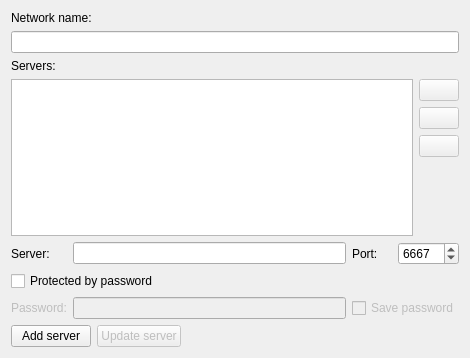
Before: the Qt Designer form irc/src/ui/addaccountform.ui in euroelessar/qutim, drawn with Qt 5.
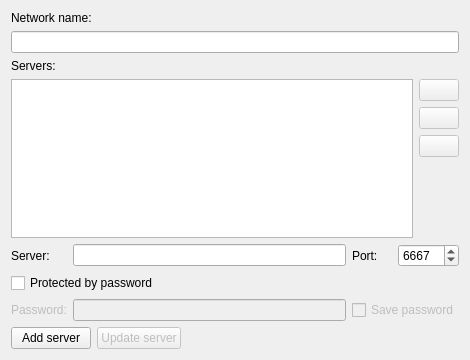
After: the same form once the commit is applied.

Commit message: Add scrollArea to IRC forms

```diff
--- a/irc/src/ui/addaccountform.ui
+++ b/irc/src/ui/addaccountform.ui
@@ -7,12 +7,36 @@
     <x>0</x>
     <y>0</y>
     <width>470</width>
-    <height>358</height>
+    <height>360</height>
    </rect>
   </property>
   <property name="windowTitle">
    <string>AddAccountForm</string>
   </property>
+  <layout class="QGridLayout" name="scrollAreaGridLayout">
+   <property name="horizontalSpacing">
+    <number>0</number>
+   </property>
+   <property name="margin">
+    <number>0</number>
+   </property>
+   <item row="0" column="0">
+    <widget class="QScrollArea" name="scrollArea">
+     <property name="frameShape">
+      <enum>QFrame::NoFrame</enum>
+     </property>
+     <property name="widgetResizable">
+      <bool>true</bool>
+     </property>
+     <widget class="QWidget" name="scrollAreaWidgetContents">
+      <property name="geometry">
+       <rect>
+        <x>0</x>
+        <y>0</y>
+        <width>470</width>
+        <height>360</height>
+       </rect>
+      </property>
   <layout class="QGridLayout" name="gridLayout_3">
    <item row="0" column="0">
     <widget class="QLabel" name="label">
@@ -173,6 +197,10 @@
       </widget>
      </item>
     </layout>
+       </item>
+      </layout>
+     </widget>
+    </widget>
    </item>
   </layout>
  </widget>
```
Lines whose indentation alone changed are shown as unchanged. The commit also changes 1 other file.
